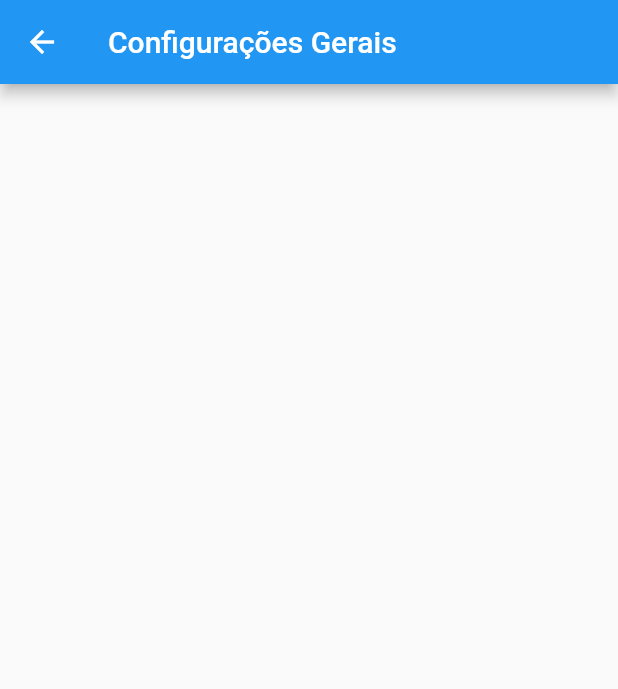
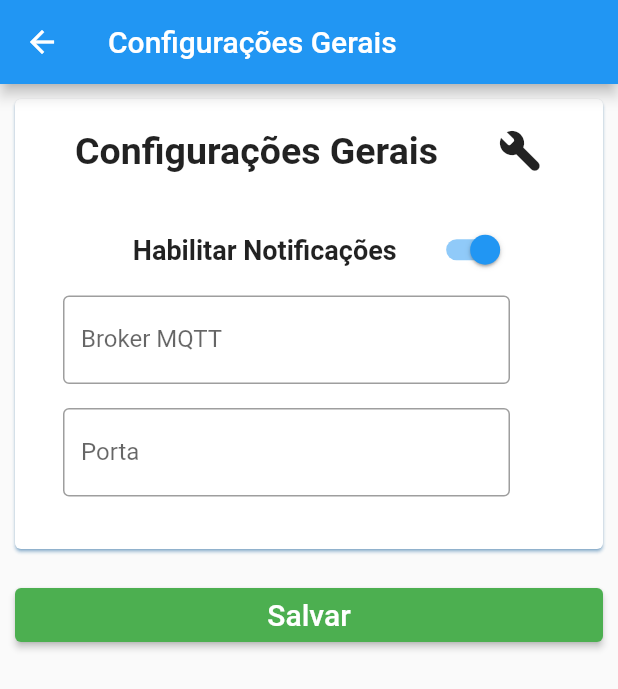
Before and after one commit to CarlosRubini/FreezerConfigurator, a Flutter app: the ConfiguracaoGeralPage screen opened directly, on a phone screen of 412 x 824 dp. Shown: the top 689 px of the screen. Run offline on Flutter 3.47's test engine with Material 2 defaults, Android fonts, the phone set to English and light mode, and no system bars.

Commit message:
-Configurações Gerais

```diff
--- a/freezer_configurador/lib/main.dart
+++ b/freezer_configurador/lib/main.dart
@@ -9,7 +9,6 @@ void main() {
 class MyApp extends StatelessWidget {
   const MyApp({Key? key}) : super(key: key);
 
-  // This widget is the root of your application.
   @override
   Widget build(BuildContext context) {
     return MaterialApp(
@@ -17,6 +16,7 @@ class MyApp extends StatelessWidget {
       theme: ThemeData(
         primarySwatch: Colors.blue,
       ),
+      debugShowCheckedModeBanner: false,
       home: const MonitoramentoPage(),
     );
   }
--- a/freezer_configurador/lib/screens/configuration.dart
+++ b/freezer_configurador/lib/screens/configuration.dart
@@ -1,14 +1,116 @@
 import 'package:flutter/material.dart';
+import 'package:freezer_configurador/widgets/text_box.dart';
 
-class ConfiguracaoGeralPage extends StatelessWidget {
+class ConfiguracaoGeralPage extends StatefulWidget {
   const ConfiguracaoGeralPage({Key? key}) : super(key: key);
+
+  @override
+  _ConfiguracaoGeralPageState createState() => _ConfiguracaoGeralPageState();
+}
+
+class _ConfiguracaoGeralPageState extends State<ConfiguracaoGeralPage> {
+  bool isSwitched = true;
 
   @override
   Widget build(BuildContext context) {
     return Scaffold(
-      appBar: AppBar(
-        title: const Text("Configurações Gerais"),
-      ),
-    );
+        appBar: AppBar(
+          title: const Text("Configurações Gerais"),
+        ),
+        body: Column(
+          children: [
+            Card(
+                margin: const EdgeInsets.all(10),
+                shadowColor: Colors.blue,
+                borderOnForeground: true,
+                child: SizedBox(
+                  width: double.infinity,
+                  height: 300,
+                  child: Column(
+                    children: [
+                      Row(
+                        mainAxisAlignment: MainAxisAlignment.center,
+                        children: [
+                          Container(
+                              alignment: Alignment.topLeft,
+                              margin: const EdgeInsets.all(20),
+                              child: const Text(
+                                "Configurações Gerais",
+                                style: TextStyle(
+                                    fontSize: 25, fontWeight: FontWeight.bold),
+                              )),
+                          Container(
+                              alignment: Alignment.topRight,
+                              margin: const EdgeInsets.all(20),
+                              child: const Icon(
+                                Icons.build_rounded,
+                                size: 30,
+                              )),
+                        ],
+                      ),
+                      Row(
+                        mainAxisAlignment: MainAxisAlignment.center,
+                        children: [
+                          const Padding(
+                              padding: EdgeInsets.all(20),
+                              child: Text("Habilitar Notificações",
+                                  style: TextStyle(
+                                      fontSize: 18,
+                                      fontWeight: FontWeight.bold))),
+                          Switch(
+                            value: isSwitched,
+                            onChanged: (value) {
+                              setState(() {
+                                isSwitched = value;
+                              });
+                            },
+                          ),
+                        ],
+                      ),
+                      Row(
+                        children: [
+                          Container(
+                            alignment: Alignment.topCenter,
+                            child: TextBox(
+                              width: MediaQuery.of(context).size.width - 50,
+                              controller: TextEditingController(),
+                              hintText: 'Broker MQTT',
+                            ),
+                          )
+                        ],
+                      ),
+                      Row(
+                        children: [
+                          Container(
+                            alignment: Alignment.topCenter,
+                            child: TextBox(
+                              width: MediaQuery.of(context).size.width - 50,
+                              controller: TextEditingController(),
+                              hintText: 'Porta',
+                            ),
+                          )
+                        ],
+                      ),
+                    ],
+                  ),
+                )),
+            Padding(
+              padding: const EdgeInsets.all(10),
+              child: Row(
+                children: [
+                  Expanded(
+                      child: ElevatedButton(
+                          style:
+                              ElevatedButton.styleFrom(primary: Colors.green),
+                          onPressed: () => {},
+                          child: const Text(
+                            "Salvar",
+                            style: TextStyle(fontSize: 20),
+                          ))),
+                ],
+              ),
+            )
+          ],
+        ));
   }
 }
--- a/freezer_configurador/lib/screens/equipment_form/equipment_form.dart
+++ b/freezer_configurador/lib/screens/equipment_form/equipment_form.dart
@@ -18,7 +18,7 @@ class EquipamentoCadastro extends StatelessWidget {
                 borderOnForeground: true,
                 child: SizedBox(
                   width: double.infinity,
-                  height: 500,
+                  height: 340,
                   child: Column(
                     children: [
                       Row(
```
